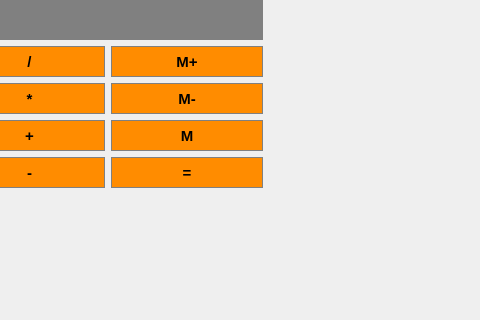
Before: the Qt Designer form application_version_beta/calculator.ui in AzizBenIsmail/Projet_Parental_Monitoring_System_Qt, drawn with Qt 5; both pictures show x 739 to 1219 and y 484 to 804 of the 1219 by 804 pixel window.
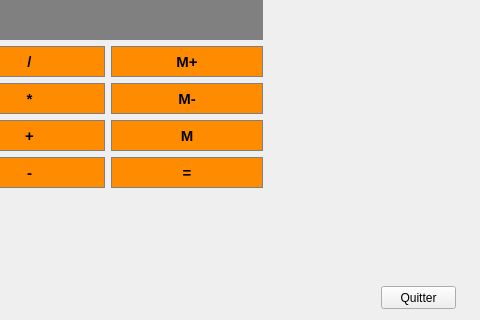
After: the same form once the commit is applied.

```diff
--- a/application_version_beta/calculator.ui
+++ b/application_version_beta/calculator.ui
@@ -770,6 +770,19 @@
     <string/>
    </property>
   </widget>
+  <widget class="QPushButton" name="pushButton_Q">
+   <property name="geometry">
+    <rect>
+     <x>1120</x>
+     <y>770</y>
+     <width>75</width>
+     <height>23</height>
+    </rect>
+   </property>
+   <property name="text">
+    <string>Quitter</string>
+   </property>
+  </widget>
   <zorder>label_ph</zorder>
   <zorder>Button3</zorder>
   <zorder>MemClear</zorder>
```
Left out of the diff: 1 changed line with no effect on the pictures.
